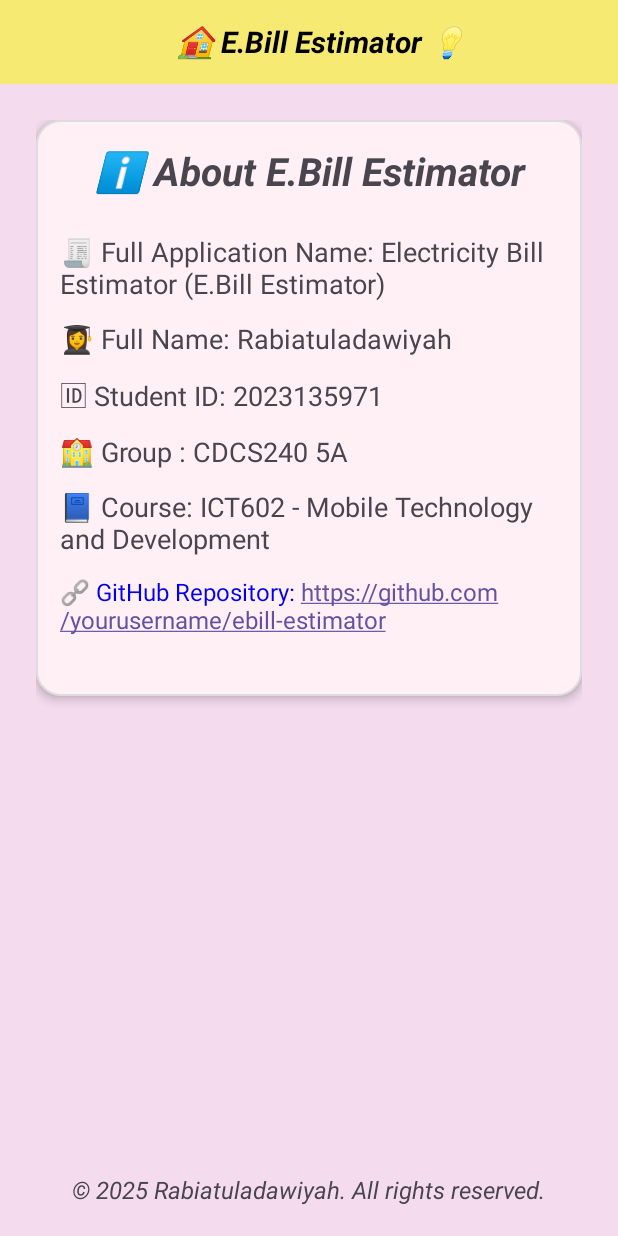
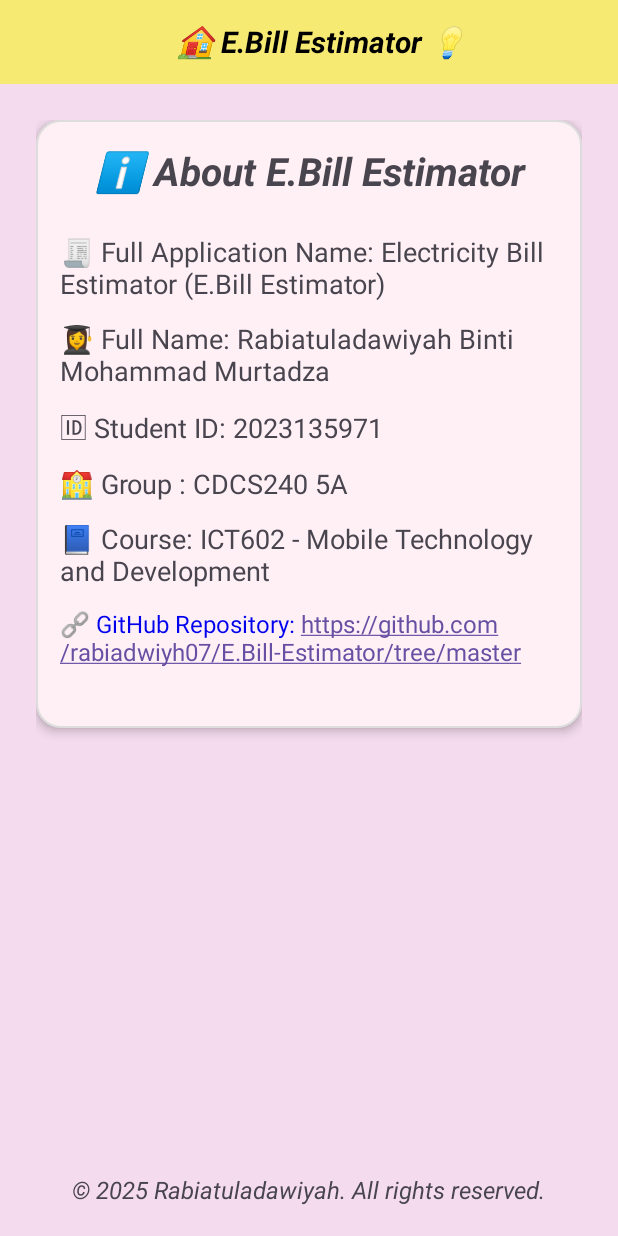
Before and after one commit to rabiadwiyh07/E.Bill-Estimator, an Android app: the AboutPageActivity screen opened directly, with no data from a screen before it, on a phone screen of 412 x 824 dp. Run offline under Robolectric (Android 15) with nearby library versions, the phone set to English and light mode, and no system bars.

Commit message:
finished project

```diff
--- a/app/src/main/res/layout/activity_about_page.xml
+++ b/app/src/main/res/layout/activity_about_page.xml
@@ -67,7 +67,8 @@
                 android:layout_width="match_parent"
                 android:layout_height="wrap_content"
                 android:layout_marginBottom="12dp"
-                android:text="👩‍🎓 Full Name: Rabiatuladawiyah"
+                android:text="👩‍🎓 Full Name: Rabiatuladawiyah Binti Mohammad Murtadza"
+                android:textAlignment="viewStart"
                 android:textSize="18sp" />
 
             <TextView
@@ -97,7 +98,7 @@
                 android:layout_height="wrap_content"
                 android:layout_marginBottom="24dp"
                 android:autoLink="web"
-                android:text="🔗 GitHub Repository: https://github.com/yourusername/ebill-estimator"
+                android:text="🔗 GitHub Repository: https://github.com/rabiadwiyh07/E.Bill-Estimator/tree/master"
                 android:textColor="#0000EE"
                 android:textSize="16sp" />
         </LinearLayout>
```
